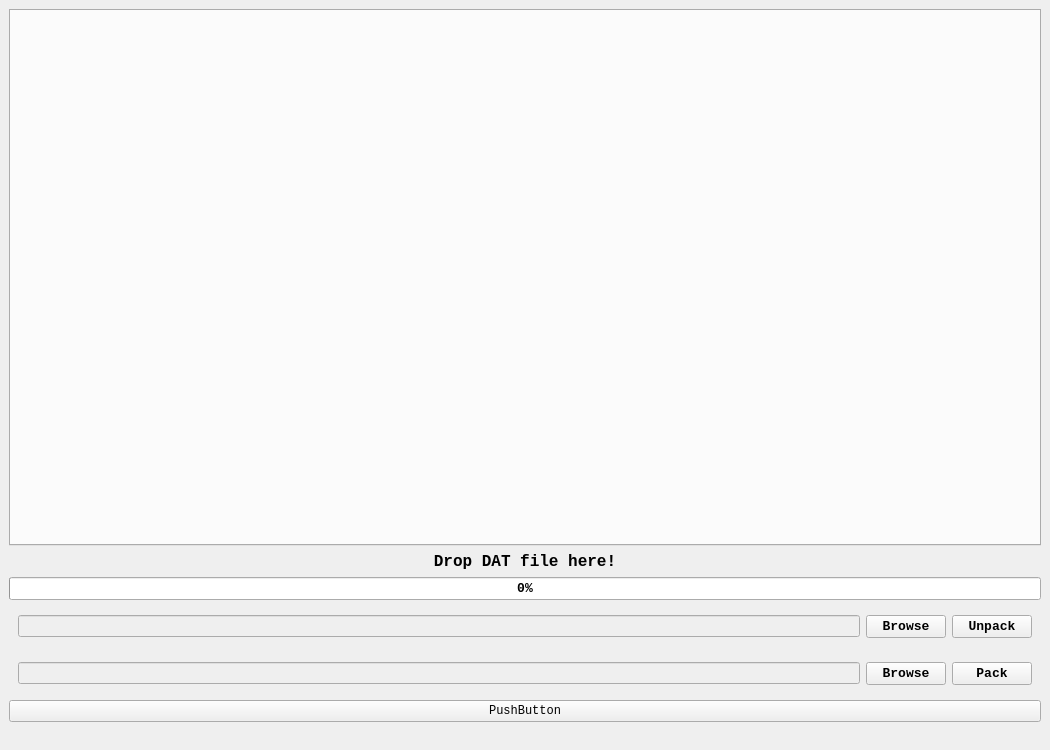
First picture: the form in ui/mainwindow.ui, repository SaltySasha/MC3dit, before the edit.
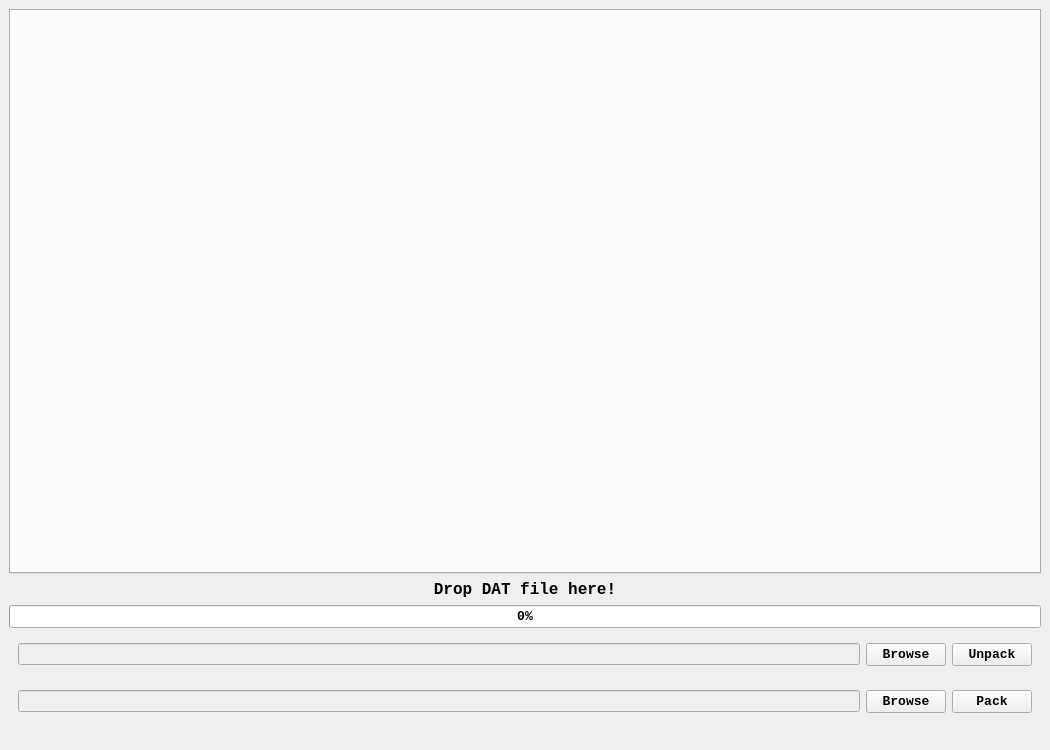
Second picture: the form after the edit.

Patch:
```diff
--- a/ui/mainwindow.ui
+++ b/ui/mainwindow.ui
@@ -257,13 +257,6 @@
       </layout>
      </widget>
     </item>
-    <item>
-     <widget class="QPushButton" name="testButton">
-      <property name="text">
-       <string>PushButton</string>
-      </property>
-     </widget>
-    </item>
    </layout>
   </widget>
   <widget class="QMenuBar" name="menubar">
```
